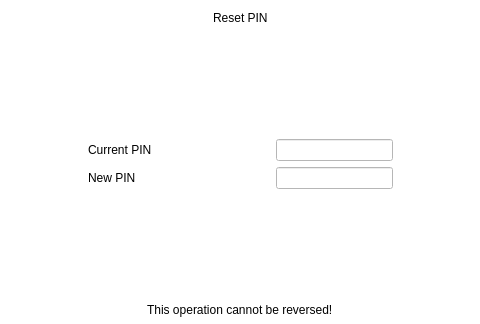
Before: the Qt Designer form resetpin.ui in arc-bphc/sims-gui, drawn with Qt 5; both pictures show x 227 to 707 and y 0 to 324 of the 935 by 585 pixel window.
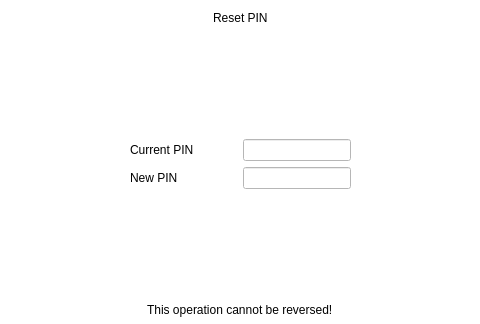
After: the same form once the commit is applied.

```diff
--- a/resetpin.ui
+++ b/resetpin.ui
@@ -81,7 +81,33 @@
      </item>
      <item row="2" column="1">
       <layout class="QGridLayout" name="gridLayout">
-       <item row="0" column="2">
+       <item row="1" column="0">
+        <spacer name="horizontalSpacer_5">
+         <property name="orientation">
+          <enum>Qt::Horizontal</enum>
+         </property>
+         <property name="sizeHint" stdset="0">
+          <size>
+           <width>40</width>
+           <height>20</height>
+          </size>
+         </property>
+        </spacer>
+       </item>
+       <item row="1" column="4">
+        <spacer name="horizontalSpacer_4">
+         <property name="orientation">
+          <enum>Qt::Horizontal</enum>
+         </property>
+         <property name="sizeHint" stdset="0">
+          <size>
+           <width>40</width>
+           <height>20</height>
+          </size>
+         </property>
+        </spacer>
+       </item>
+       <item row="0" column="3">
         <widget class="QLineEdit" name="currentPwd">
          <property name="maxLength">
           <number>4</number>
@@ -91,21 +117,21 @@
          </property>
         </widget>
        </item>
-       <item row="0" column="0">
+       <item row="0" column="1">
         <widget class="QLabel" name="label">
          <property name="text">
           <string>Current PIN</string>
          </property>
         </widget>
        </item>
-       <item row="1" column="0">
+       <item row="1" column="1">
         <widget class="QLabel" name="label_2">
          <property name="text">
           <string>New PIN</string>
          </property>
         </widget>
        </item>
-       <item row="1" column="2">
+       <item row="1" column="3">
         <widget class="QLineEdit" name="newPwd">
          <property name="maxLength">
           <number>4</number>
@@ -115,7 +141,7 @@
          </property>
         </widget>
        </item>
-       <item row="0" column="1" rowspan="2">
+       <item row="1" column="2">
         <spacer name="horizontalSpacer_3">
          <property name="orientation">
           <enum>Qt::Horizontal</enum>
```
